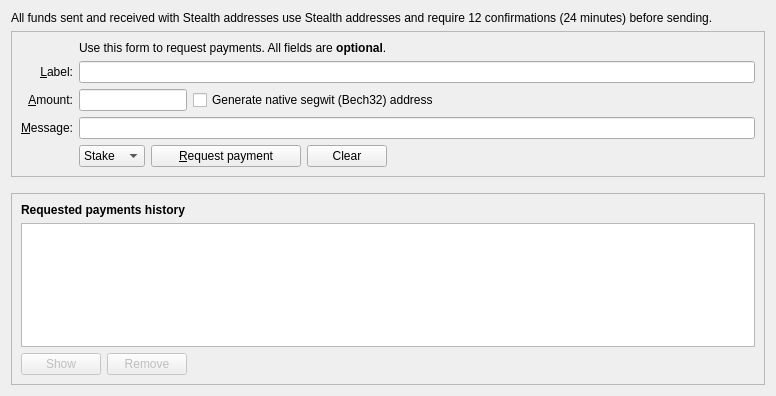
Bitcoin-Confidential/BitcoinC-Core, file src/qt/forms/receivecoinsdialog.ui: the form before one commit.
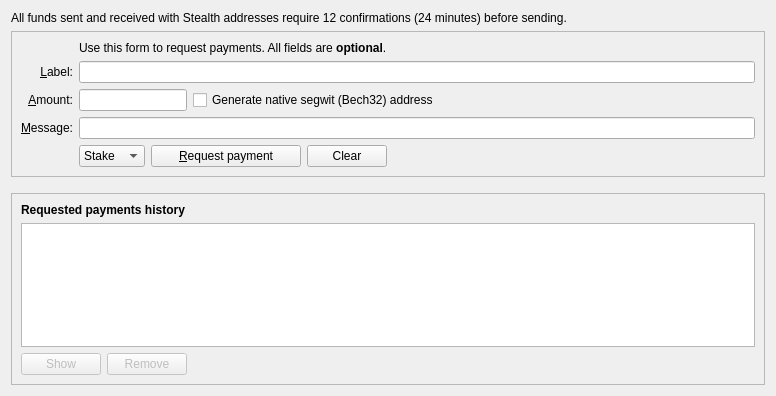
The form after the commit. Icons and pictures are not drawn. Custom widgets are drawn as their Qt base class.

Commit message: Hide Send and Receive tabs header message in Staking tabs. Small modification on header message.

Diff of the .ui file:
```diff
--- a/src/qt/forms/receivecoinsdialog.ui
+++ b/src/qt/forms/receivecoinsdialog.ui
@@ -14,7 +14,7 @@
    <item>
 	<widget class="QLabel" name="receiveTabHeaderLabel">
 	   <property name="text">
-	   <string>All funds sent and received with Stealth addresses use Stealth addresses and require 12 confirmations (24 minutes) before sending.</string>
+	   <string>All funds sent and received with Stealth addresses require 12 confirmations (24 minutes) before sending.</string>
 	   </property>
 	</widget>
    </item>
```
The commit also changes 3 other files.
